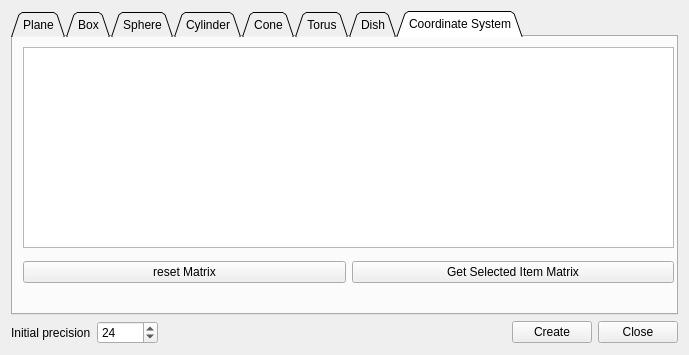
Asher-1/ACloudViewer, file eCV/ui_templates/primitiveFactoryDlg.ui: the form before one commit.
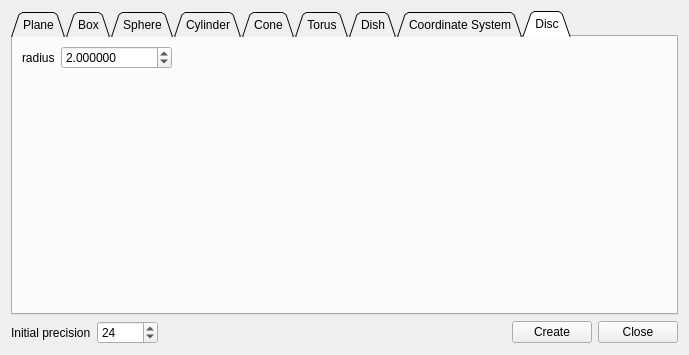
The form after the commit. The open tabs and pages were chosen to show the change. Icons and pictures are not drawn.

Commit message: add ccCircle and ccDisc entity and shortcuts manager edit support

What changed in the file:
```diff
--- a/eCV/ui_templates/primitiveFactoryDlg.ui
+++ b/eCV/ui_templates/primitiveFactoryDlg.ui
@@ -993,6 +993,70 @@
        </layout>
       </widget>
      </widget>
+     <widget class="QWidget" name="discTab">
+      <attribute name="icon">
+       <iconset resource="../MainWindow.qrc">
+        <normaloff>:/Resources/images/dbCircle.png</normaloff>:/Resources/images/dbCircle.png</iconset>
+      </attribute>
+      <attribute name="title">
+       <string>Disc</string>
+      </attribute>
+      <layout class="QGridLayout" name="gridLayout_8">
+       <item row="0" column="0">
+        <layout class="QFormLayout" name="formLayout_7">
+         <item row="0" column="0">
+          <widget class="QLabel" name="label_23">
+           <property name="text">
+            <string>radius</string>
+           </property>
+          </widget>
+         </item>
+         <item row="0" column="1">
+          <widget class="QDoubleSpinBox" name="discRadiusDoubleSpinBox">
+           <property name="decimals">
+            <number>6</number>
+           </property>
+           <property name="minimum">
+            <double>0.000001000000000</double>
+           </property>
+           <property name="maximum">
+            <double>100000000.000000000000000</double>
+           </property>
+           <property name="value">
+            <double>2.000000000000000</double>
+           </property>
+          </widget>
+         </item>
+        </layout>
+       </item>
+       <item row="0" column="1">
+        <spacer name="horizontalSpacer_7">
+         <property name="orientation">
+          <enum>Qt::Horizontal</enum>
+         </property>
+         <property name="sizeHint" stdset="0">
+          <size>
+           <width>582</width>
+           <height>20</height>
+          </size>
+         </property>
+        </spacer>
+       </item>
+       <item row="1" column="0">
+        <spacer name="verticalSpacer_7">
+         <property name="orientation">
+          <enum>Qt::Vertical</enum>
+         </property>
+         <property name="sizeHint" stdset="0">
+          <size>
+           <width>20</width>
+           <height>212</height>
+          </size>
+         </property>
+        </spacer>
+       </item>
+      </layout>
+     </widget>
     </widget>
    </item>
    <item row="1" column="0">
```
The commit also changes 47 other files.
